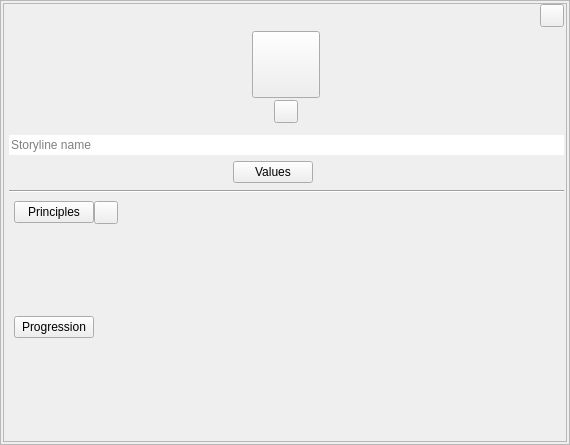
The window that ui/plot_widget.ui (zkovari/plotlyst) describes before a commit, drawn with Qt 5.
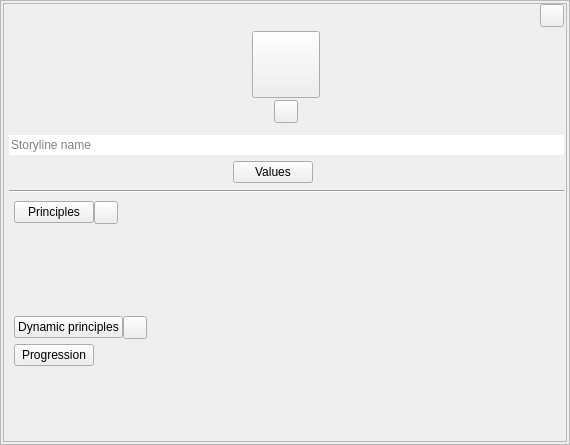
The same window after the commit. Custom widgets are drawn as their Qt base class.

Commit message: Dynamic plot principles (#866)

The edit to the form file:
```diff
--- a/ui/plot_widget.ui
+++ b/ui/plot_widget.ui
@@ -374,6 +374,77 @@
             </property>
            </widget>
           </item>
+          <item>
+           <widget class="QWidget" name="wdgDynamicPrinciples" native="true">
+            <layout class="QVBoxLayout" name="verticalLayout_7">
+             <property name="spacing">
+              <number>3</number>
+             </property>
+             <property name="leftMargin">
+              <number>0</number>
+             </property>
+             <property name="topMargin">
+              <number>3</number>
+             </property>
+             <property name="rightMargin">
+              <number>0</number>
+             </property>
+             <property name="bottomMargin">
+              <number>0</number>
+             </property>
+             <item alignment="Qt::AlignLeft">
+              <widget class="QWidget" name="widget" native="true">
+               <layout class="QHBoxLayout" name="horizontalLayout_5">
+                <property name="spacing">
+                 <number>0</number>
+                </property>
+                <property name="leftMargin">
+                 <number>0</number>
+                </property>
+                <property name="topMargin">
+                 <number>0</number>
+                </property>
+                <property name="rightMargin">
+                 <number>0</number>
+                </property>
+                <property name="bottomMargin">
+                 <number>0</number>
+                </property>
+                <item>
+                 <widget class="QPushButton" name="btnDynamicPrinciples">
+                  <property name="focusPolicy">
+                   <enum>Qt::NoFocus</enum>
+                  </property>
+                  <property name="text">
+                   <string>Dynamic principles</string>
+                  </property>
+                  <property name="transparent" stdset="0">
+                   <bool>true</bool>
+                  </property>
+                 </widget>
+                </item>
+                <item>
+                 <widget class="QToolButton" name="btnDynamicPrincipleEditor">
+                  <property name="cursor">
+                   <cursorShape>PointingHandCursor</cursorShape>
+                  </property>
+                  <property name="focusPolicy">
+                   <enum>Qt::ClickFocus</enum>
+                  </property>
+                  <property name="toolTip">
+                   <string>Edit plot principles</string>
+                  </property>
+                  <property name="text">
+                   <string/>
+                  </property>
+                 </widget>
+                </item>
+               </layout>
+              </widget>
+             </item>
+            </layout>
+           </widget>
+          </item>
           <item>
            <widget class="QWidget" name="wdgProgression" native="true">
             <layout class="QVBoxLayout" name="verticalLayout_4">
```
Left out of the diff: 2 changed lines with no effect on the pictures. The commit also changes 16 other files.
